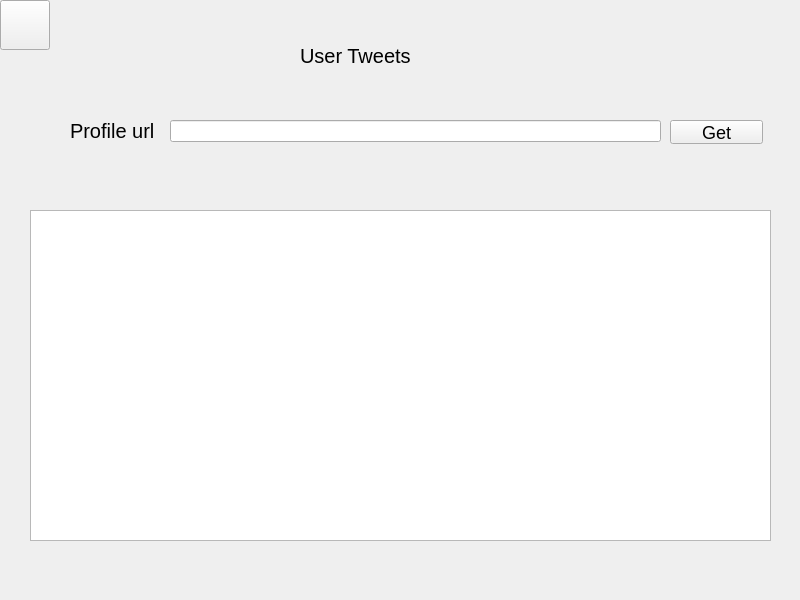
Qt form main.ui (mido-99/Tweety) before a commit.
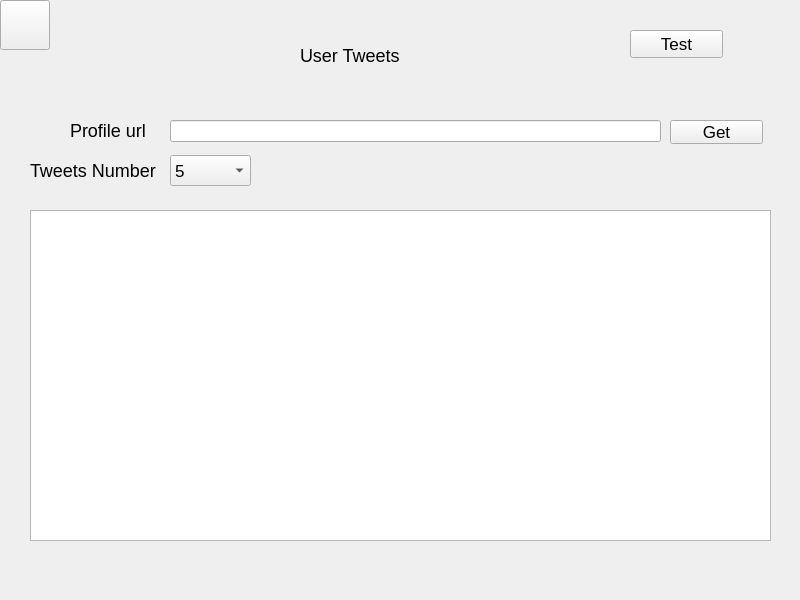
The same form after that commit. The open tabs and pages were chosen to show the change.

```diff
--- a/main.ui
+++ b/main.ui
@@ -27,7 +27,7 @@
   </property>
   <property name="styleSheet">
    <string notr="true">* {
-font-size: 18px;
+font-size: 17px;
 }
 
 QLabel[objectName*=&quot;title&quot;]{
@@ -36,7 +36,7 @@
 }
 
 QLabel {
-	font-size: 20px;
+	font-size: 18px;
 }
 
 QPushButton[objectName*=&quot;back&quot;] {
@@ -317,19 +317,6 @@
        <string>...</string>
       </property>
      </widget>
-     <widget class="QPushButton" name="pushButton">
-      <property name="geometry">
-       <rect>
-        <x>650</x>
-        <y>40</y>
-        <width>93</width>
-        <height>28</height>
-       </rect>
-      </property>
-      <property name="text">
-       <string>PushButton</string>
-      </property>
-     </widget>
     </widget>
     <widget class="QWidget" name="user_posts">
      <widget class="QLabel" name="label_2">
@@ -437,6 +424,85 @@
        <bool>true</bool>
       </property>
      </widget>
+     <widget class="QComboBox" name="tweets_num_combo">
+      <property name="geometry">
+       <rect>
+        <x>170</x>
+        <y>155</y>
+        <width>81</width>
+        <height>31</height>
+       </rect>
+      </property>
+      <item>
+       <property name="text">
+        <string>5</string>
+       </property>
+      </item>
+      <item>
+       <property name="text">
+        <string>10</string>
+       </property>
+      </item>
+      <item>
+       <property name="text">
+        <string>20</string>
+       </property>
+      </item>
+      <item>
+       <property name="text">
+        <string>50</string>
+       </property>
+      </item>
+      <item>
+       <property name="text">
+        <string>100</string>
+       </property>
+      </item>
+      <item>
+       <property name="text">
+        <string>200</string>
+       </property>
+      </item>
+      <item>
+       <property name="text">
+        <string>Custom</string>
+       </property>
+      </item>
+     </widget>
+     <widget class="QPushButton" name="pushButton">
+      <property name="geometry">
+       <rect>
+        <x>630</x>
+        <y>30</y>
+        <width>93</width>
+        <height>28</height>
+       </rect>
+      </property>
+      <property name="text">
+       <string>Test</string>
+      </property>
+     </widget>
+     <widget class="QLabel" name="label_4">
+      <property name="geometry">
+       <rect>
+        <x>30</x>
+        <y>160</y>
+        <width>141</width>
+        <height>21</height>
+       </rect>
+      </property>
+      <property name="font">
+       <font>
+        <pointsize>-1</pointsize>
+       </font>
+      </property>
+      <property name="styleSheet">
+       <string notr="true"/>
+      </property>
+      <property name="text">
+       <string>Tweets Number</string>
+      </property>
+     </widget>
     </widget>
     <widget class="QWidget" name="random_tweets">
      <widget class="QLabel" name="title_tweet">
```
Left out of the diff: 8 changed lines with no effect on the pictures.
